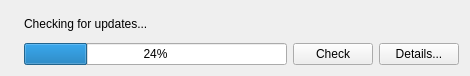
trueos/pcbsd, file src-qt4/pc-updatecenter/indicatorwidget.ui: the form before one commit.
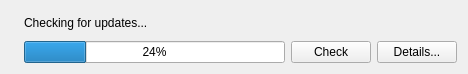
The form after the commit. Icons and pictures are not drawn.

Commit message: pc updatecenter: more work for update controller baseclass, add system updates contrroller, little work for indicator widget

What changed in the file:
```diff
--- a/src-qt4/pc-updatecenter/indicatorwidget.ui
+++ b/src-qt4/pc-updatecenter/indicatorwidget.ui
@@ -6,8 +6,8 @@
    <rect>
     <x>0</x>
     <y>0</y>
-    <width>470</width>
-    <height>76</height>
+    <width>468</width>
+    <height>74</height>
    </rect>
   </property>
   <property name="windowTitle">
```
Left out of the diff: 6 changed lines with no effect on the pictures. The commit also changes 7 other files.
